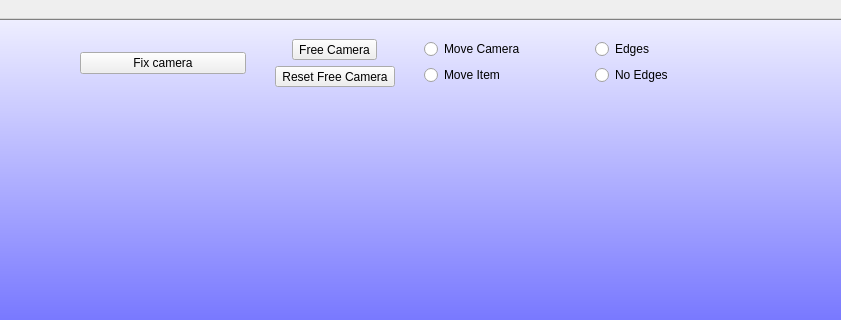
Before: the Qt Designer form mainwindow.ui in Nand-e/2to3d, drawn with Qt 5; both pictures show x 100 to 941 and y 0 to 320 of the 1043 by 563 pixel window.
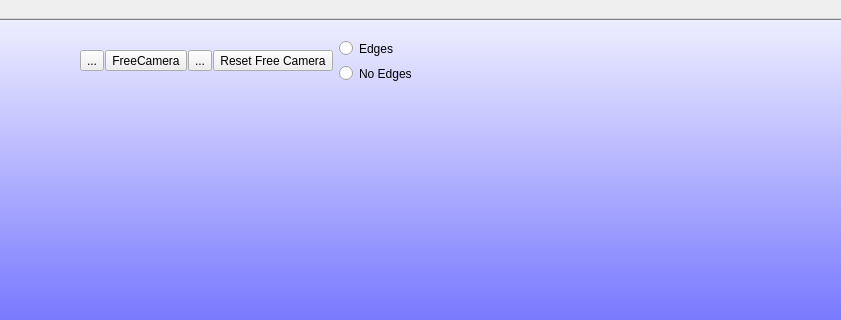
After: the same form once the commit is applied. Icons and pictures are not drawn.

```diff
--- a/mainwindow.ui
+++ b/mainwindow.ui
@@ -130,31 +130,88 @@
       <x>180</x>
       <y>20</y>
       <width>681</width>
-      <height>48</height>
+      <height>44</height>
      </rect>
     </property>
     <layout class="QHBoxLayout" name="horizontalLayout_3">
      <item>
-      <layout class="QVBoxLayout" name="verticalLayout_5">
+      <layout class="QHBoxLayout" name="horizontalLayout_4">
+       <property name="spacing">
+        <number>1</number>
+       </property>
+       <property name="sizeConstraint">
+        <enum>QLayout::SetDefaultConstraint</enum>
+       </property>
        <item>
-        <widget class="QPushButton" name="pushButton_2">
+        <widget class="QToolButton" name="ItemMovementB">
          <property name="text">
-          <string>Fix camera</string>
+          <string>...</string>
          </property>
+         <property name="icon">
+          <iconset>
+           <activeoff>:/images/ImageRotation.png</activeoff>
+           <activeon>:/images/ImageRotation.png</activeon>
+          </iconset>
+         </property>
+         <property name="iconSize">
+          <size>
+           <width>32</width>
+           <height>32</height>
+          </size>
+         </property>
+         <property name="checkable">
+          <bool>true</bool>
+         </property>
         </widget>
        </item>
-      </layout>
-     </item>
-     <item>
-      <layout class="QVBoxLayout" name="verticalLayout_2">
-       <item alignment="Qt::AlignHCenter">
-        <widget class="QToolButton" name="toolButton_2">
+       <item>
+        <widget class="QToolButton" name="FreeCamButton">
          <property name="text">
-          <string>Free Camera</string>
+          <string notr="true">FreeCamera</string>
          </property>
+         <property name="icon">
+          <iconset>
+           <activeoff>:/images/FreeCam.png</activeoff>
+           <activeon>:/images/FreeCam.png</activeon>
+          </iconset>
+         </property>
+         <property name="iconSize">
+          <size>
+           <width>32</width>
+           <height>32</height>
+          </size>
+         </property>
+         <property name="checkable">
+          <bool>true</bool>
+         </property>
+         <property name="autoRaise">
+          <bool>false</bool>
+         </property>
         </widget>
        </item>
-       <item alignment="Qt::AlignHCenter">
+       <item>
+        <widget class="QToolButton" name="ImageCamB">
+         <property name="text">
+          <string>...</string>
+         </property>
+         <property name="icon">
+          <iconset>
+           <activeoff>:/images/ImageCam.png</activeoff>
+           <activeon>:/images/ImageCam.png</activeon>
+          </iconset>
+         </property>
+         <property name="iconSize">
+          <size>
+           <width>32</width>
+           <height>32</height>
+          </size>
+         </property>
+         <property name="checkable">
+          <bool>true</bool>
+         </property>
+        </widget>
+       </item>
+       <item>
         <widget class="QToolButton" name="Resetfreecamera">
          <property name="text">
           <string>Reset Free Camera</string>
@@ -163,24 +220,6 @@
        </item>
       </layout>
      </item>
-     <item>
-      <layout class="QVBoxLayout" name="verticalLayout_3">
-       <item>
-        <widget class="QRadioButton" name="radioButton">
-         <property name="text">
-          <string>Move Camera</string>
-         </property>
-        </widget>
-       </item>
-       <item>
-        <widget class="QRadioButton" name="radioButton_2">
-         <property name="text">
-          <string>Move Item</string>
-         </property>
-        </widget>
-       </item>
-      </layout>
-     </item>
      <item>
       <layout class="QVBoxLayout" name="verticalLayout_4">
        <item>
```
